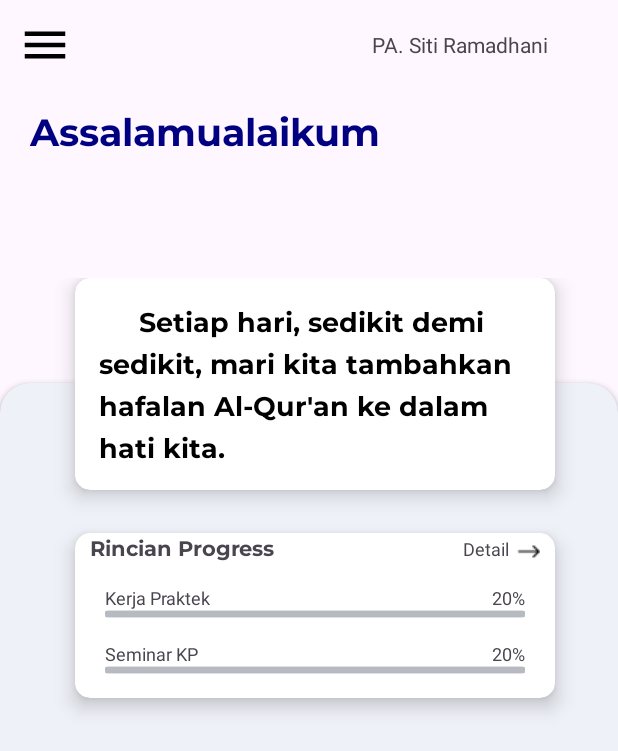
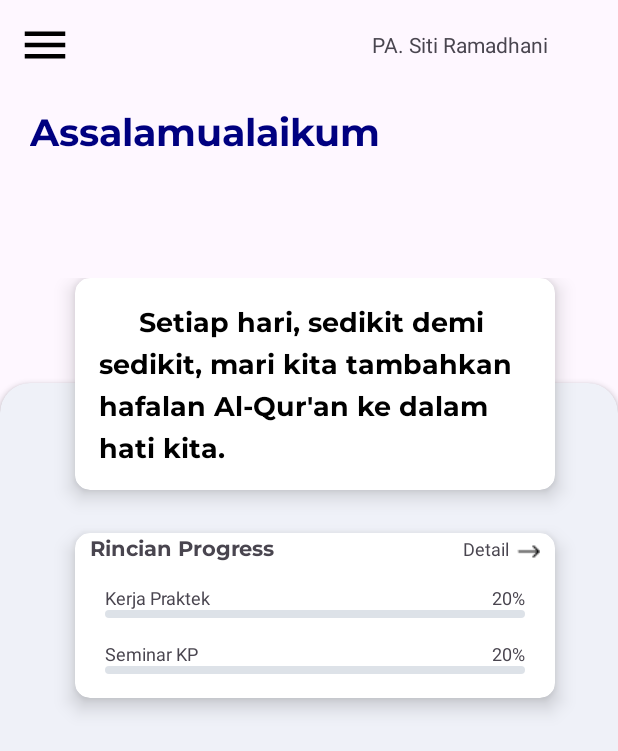
Before and after one commit to SuryaHidayat93/UAS-Pemger, an Android app: the BerandaMahasiswaActivity screen opened directly, with no data from a screen before it, on a phone screen of 412 x 824 dp. Shown: the top 751 px of the screen. Run offline under Robolectric (Android 15) with nearby library versions, the phone set to English and light mode, and no system bars; 1 statement that could not run was skipped.

Commit message:
update 19

```diff
--- a/app/src/main/res/layout/activity_berandamahasiswa.xml
+++ b/app/src/main/res/layout/activity_berandamahasiswa.xml
@@ -161,7 +161,8 @@
                         android:layout_below="@id/txtkp"
                         android:layout_marginLeft="20dp"
                         android:layout_width="280dp"
-                        android:background="@drawable/custom_progressbar2"
+
+                        android:progressDrawable="@drawable/custom_progressbar2"
                         android:layout_height="5dp"
                         style="?android:attr/progressBarStyleHorizontal"
                         android:max="100"
@@ -195,7 +196,7 @@
                         android:layout_width="280dp"
                         android:layout_height="5dp"
                         style="?android:attr/progressBarStyleHorizontal"
-                        android:background="@drawable/custom_progressbar2"/>
+                        android:progressDrawable="@drawable/custom_progressbar2"/>
 
 
 
```
Also changed, not shown: app/src/main/java/com/example/utspemhir/BerandaMahasiswaActivity.java (+11 -3 lines).
